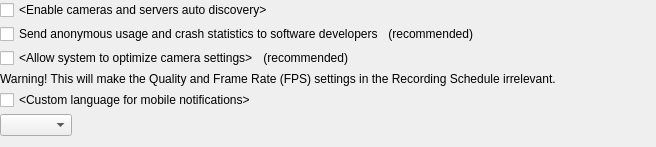
Before: the Qt Designer form vms/client/nx_vms_client_desktop/src/ui/widgets/system_settings/system_settings_widget.ui in networkoptix/nx_open, drawn with Qt 5.
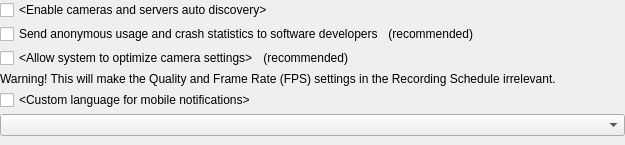
After: the same form once the commit is applied. Custom widgets are drawn as their Qt base class.

Commit message:
VMS-17670: Tuned Push notifification language combobox width, fixed icon coloring
Branch: vms_4.1

Diff of the .ui file:
```diff
--- a/vms/client/nx_vms_client_desktop/src/ui/widgets/system_settings/system_settings_widget.ui
+++ b/vms/client/nx_vms_client_desktop/src/ui/widgets/system_settings/system_settings_widget.ui
@@ -6,8 +6,8 @@
    <rect>
     <x>0</x>
     <y>0</y>
-    <width>656</width>
-    <height>147</height>
+    <width>625</width>
+    <height>145</height>
    </rect>
   </property>
   <property name="windowTitle">
@@ -182,24 +182,14 @@
     </layout>
    </item>
    <item>
-    <layout class="QHBoxLayout" name="horizontalLayout_4">
-     <item>
-      <widget class="QComboBox" name="languageComboBox"/>
-     </item>
-     <item>
-      <spacer name="horizontalSpacer_4">
-       <property name="orientation">
-        <enum>Qt::Horizontal</enum>
-       </property>
-       <property name="sizeHint" stdset="0">
-        <size>
-         <width>40</width>
-         <height>20</height>
-        </size>
-       </property>
-      </spacer>
-     </item>
-    </layout>
+    <widget class="QComboBox" name="languageComboBox">
+     <property name="sizePolicy">
+      <sizepolicy hsizetype="Minimum" vsizetype="Fixed">
+       <horstretch>0</horstretch>
+       <verstretch>0</verstretch>
+      </sizepolicy>
+     </property>
+    </widget>
    </item>
    <item>
     <spacer name="verticalSpacer">
```
The commit also changes 6 other files.
